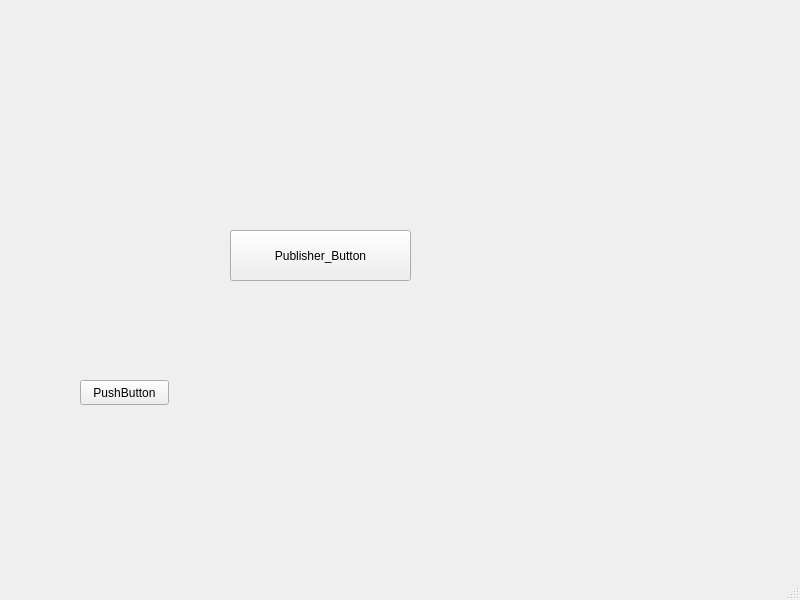
First picture: the form in Monster_Truck_UI/src/mainwindow.ui, repository alexspirou/ROS_Ackerman_Monster_Truck_, before the edit.
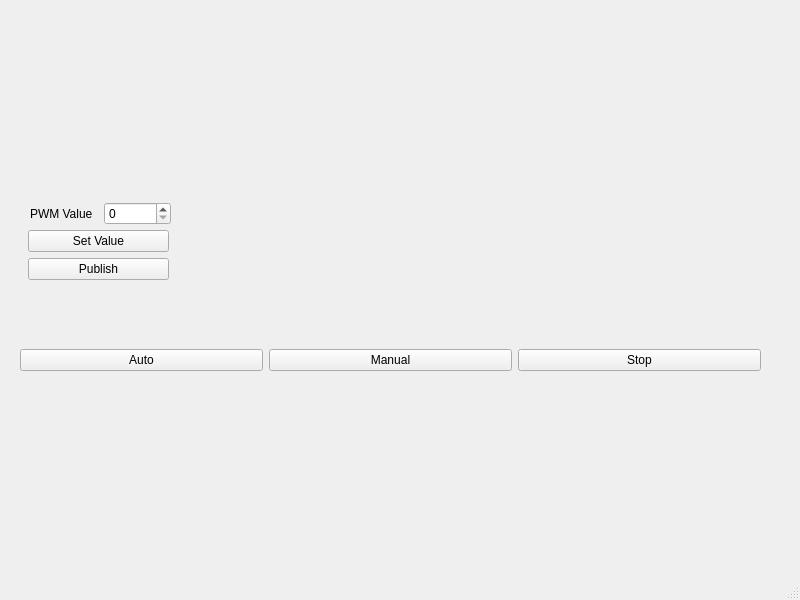
Second picture: the form after the edit.

Commit message: GUI implemented, auto, manual and stop buttons working fine. Also set the pwm value and then publish it

Diff of the .ui file:
```diff
--- a/Monster_Truck_UI/src/mainwindow.ui
+++ b/Monster_Truck_UI/src/mainwindow.ui
@@ -14,31 +14,86 @@
    <string>MainWindow</string>
   </property>
   <widget class="QWidget" name="centralwidget">
-   <widget class="QPushButton" name="Publisher_Button">
+   <widget class="QWidget" name="">
     <property name="geometry">
      <rect>
-      <x>230</x>
+      <x>30</x>
+      <y>200</y>
+      <width>141</width>
+      <height>28</height>
+     </rect>
+    </property>
+    <layout class="QHBoxLayout" name="horizontalLayout_2">
+     <item>
+      <widget class="QLabel" name="PWM_value">
+       <property name="text">
+        <string>PWM Value</string>
+       </property>
+      </widget>
+     </item>
+     <item>
+      <widget class="QSpinBox" name="PWM_spinBox"/>
+     </item>
+    </layout>
+   </widget>
+   <widget class="QWidget" name="">
+    <property name="geometry">
+     <rect>
+      <x>20</x>
+      <y>300</y>
+      <width>741</width>
+      <height>121</height>
+     </rect>
+    </property>
+    <layout class="QHBoxLayout" name="horizontalLayout">
+     <item>
+      <widget class="QPushButton" name="Publisher_Button">
+       <property name="text">
+        <string>Auto</string>
+       </property>
+      </widget>
+     </item>
+     <item>
+      <widget class="QPushButton" name="Manual">
+       <property name="text">
+        <string>Manual</string>
+       </property>
+      </widget>
+     </item>
+     <item>
+      <widget class="QPushButton" name="Stop">
+       <property name="text">
+        <string>Stop</string>
+       </property>
+      </widget>
+     </item>
+    </layout>
+   </widget>
+   <widget class="QWidget" name="">
+    <property name="geometry">
+     <rect>
+      <x>28</x>
       <y>230</y>
-      <width>181</width>
+      <width>141</width>
       <height>51</height>
      </rect>
     </property>
-    <property name="text">
-     <string>Publisher_Button</string>
-    </property>
-   </widget>
-   <widget class="QPushButton" name="pushButton">
-    <property name="geometry">
-     <rect>
-      <x>80</x>
-      <y>380</y>
-      <width>89</width>
-      <height>25</height>
-     </rect>
-    </property>
-    <property name="text">
-     <string>PushButton</string>
-    </property>
+    <layout class="QVBoxLayout" name="verticalLayout">
+     <item>
+      <widget class="QPushButton" name="Set_value">
+       <property name="text">
+        <string>Set Value</string>
+       </property>
+      </widget>
+     </item>
+     <item>
+      <widget class="QPushButton" name="Publish_PWM_main_window">
+       <property name="text">
+        <string>Publish</string>
+       </property>
+      </widget>
+     </item>
+    </layout>
    </widget>
   </widget>
   <widget class="QMenuBar" name="menubar">
```
The commit also changes 4 other files.
